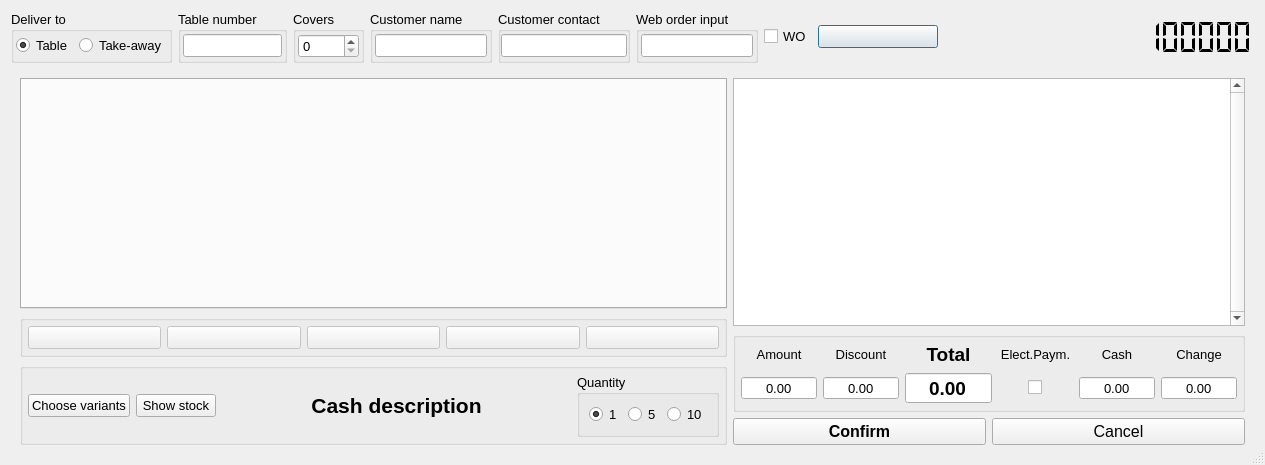
The window that App/Ui/OrderDialog2.ui (paolodestefani/pySagra) describes before a commit, drawn with Qt 5.
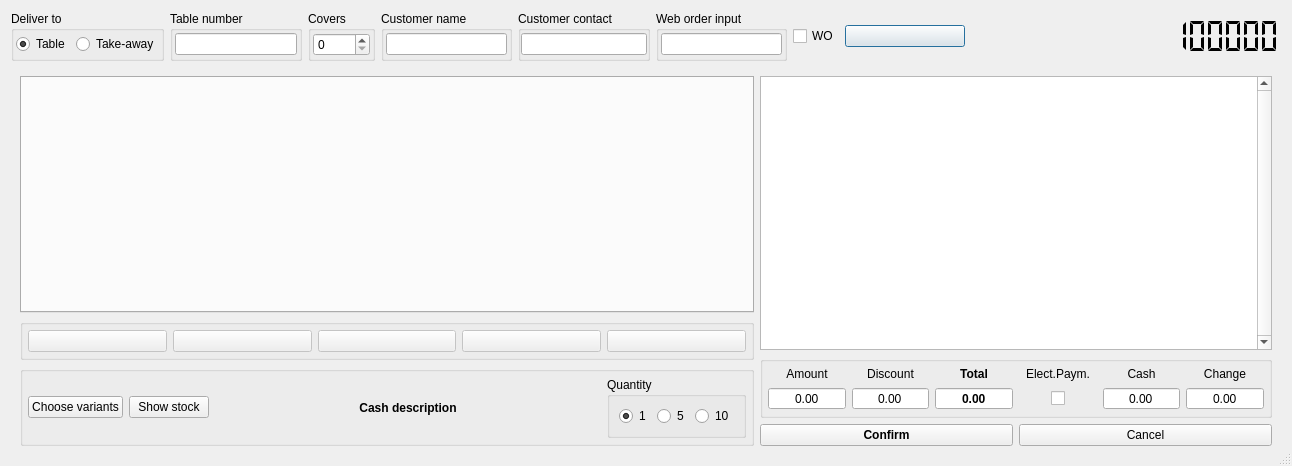
The same window after the commit.

Patch:
```diff
--- a/App/Ui/OrderDialog2.ui
+++ b/App/Ui/OrderDialog2.ui
@@ -10,15 +10,10 @@
    <rect>
     <x>0</x>
     <y>0</y>
-    <width>1194</width>
-    <height>465</height>
+    <width>1292</width>
+    <height>466</height>
    </rect>
   </property>
-  <property name="font">
-   <font>
-    <pointsize>10</pointsize>
-   </font>
-  </property>
   <property name="windowTitle">
    <string>Order dialog</string>
   </property>
@@ -314,12 +309,6 @@
              <height>0</height>
             </size>
            </property>
-           <property name="font">
-            <font>
-             <pointsize>14</pointsize>
-             <bold>true</bold>
-            </font>
-           </property>
            <property name="tabPosition">
             <enum>QTabWidget::TabPosition::North</enum>
            </property>
@@ -552,7 +541,6 @@
                  <widget class="QLabel" name="labelCashDeskDescription">
                   <property name="font">
                    <font>
-                    <pointsize>16</pointsize>
                     <bold>true</bold>
                    </font>
                   </property>
@@ -639,11 +627,6 @@
              <height>0</height>
             </size>
            </property>
-           <property name="font">
-            <font>
-             <pointsize>11</pointsize>
-            </font>
-           </property>
            <property name="verticalScrollBarPolicy">
             <enum>Qt::ScrollBarPolicy::ScrollBarAlwaysOn</enum>
            </property>
@@ -712,12 +695,6 @@
                <layout class="QGridLayout" name="gridLayout" columnstretch="0,0,0,0,0,0">
                 <item row="0" column="5">
                  <widget class="QLabel" name="label_10">
-                  <property name="font">
-                   <font>
-                    <pointsize>10</pointsize>
-                    <bold>false</bold>
-                   </font>
-                  </property>
                   <property name="text">
                    <string>Change</string>
                   </property>
@@ -728,12 +705,6 @@
                 </item>
                 <item row="0" column="4">
                  <widget class="QLabel" name="label_9">
-                  <property name="font">
-                   <font>
-                    <pointsize>10</pointsize>
-                    <bold>false</bold>
-                   </font>
-                  </property>
                   <property name="text">
                    <string>Cash</string>
                   </property>
@@ -746,7 +717,6 @@
                  <widget class="QDoubleSpinBox" name="doubleSpinBoxTotal">
                   <property name="font">
                    <font>
-                    <pointsize>14</pointsize>
                     <bold>true</bold>
                    </font>
                   </property>
@@ -793,7 +763,6 @@
                  <widget class="QLabel" name="label_7">
                   <property name="font">
                    <font>
-                    <pointsize>14</pointsize>
                     <bold>true</bold>
                    </font>
                   </property>
@@ -826,12 +795,6 @@
                 </item>
                 <item row="0" column="3">
                  <widget class="QLabel" name="label_11">
-                  <property name="font">
-                   <font>
-                    <pointsize>10</pointsize>
-                    <bold>false</bold>
-                   </font>
-                  </property>
                   <property name="text">
                    <string>Elect.Paym.</string>
                   </property>
@@ -886,12 +849,6 @@
                     <height>0</height>
                    </size>
                   </property>
-                  <property name="font">
-                   <font>
-                    <pointsize>10</pointsize>
-                    <bold>false</bold>
-                   </font>
-                  </property>
                   <property name="text">
                    <string>Amount</string>
                   </property>
@@ -958,7 +915,6 @@
                </property>
                <property name="font">
                 <font>
-                 <pointsize>12</pointsize>
                  <bold>true</bold>
                 </font>
                </property>
@@ -987,11 +943,6 @@
                  <height>0</height>
                 </size>
                </property>
-               <property name="font">
-                <font>
-                 <pointsize>12</pointsize>
-                </font>
-               </property>
                <property name="text">
                 <string>Cancel</string>
                </property>
```
Left out of the diff: 4 changed lines with no effect on the pictures.
